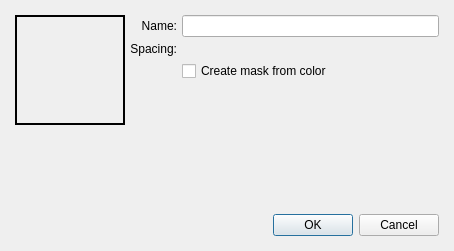
Old version of the form plugins/paintops/libpaintop/forms/wdgclipboardbrush.ui in the repository KDE/krita.
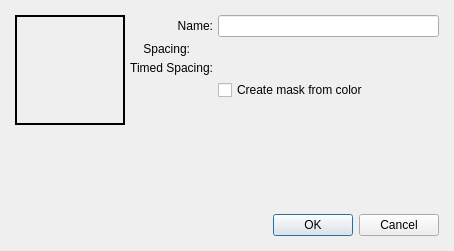
New version of the form. Custom widgets are drawn as their Qt base class.

Commit message: Adding widgets for timed spacing brush settings

The edit to the form file:
```diff
--- a/plugins/paintops/libpaintop/forms/wdgclipboardbrush.ui
+++ b/plugins/paintops/libpaintop/forms/wdgclipboardbrush.ui
@@ -78,6 +78,13 @@
     <layout class="QVBoxLayout" name="verticalLayout_2">
      <item>
       <layout class="QGridLayout" name="gridLayout">
+       <item row="3" column="1">
+        <widget class="QCheckBox" name="colorAsmask">
+         <property name="text">
+          <string>Create mask from color</string>
+         </property>
+        </widget>
+       </item>
        <item row="0" column="1">
         <widget class="QLineEdit" name="nameEdit"/>
        </item>
@@ -110,12 +117,18 @@
          </property>
         </widget>
        </item>
+       <item row="2" column="0">
+        <widget class="QLabel" name="timedSpacingLbl">
+         <property name="text">
+          <string>Timed Spacing:</string>
+         </property>
+         <property name="alignment">
+          <set>Qt::AlignRight|Qt::AlignTrailing|Qt::AlignVCenter</set>
+         </property>
+        </widget>
+       </item>
        <item row="2" column="1">
-        <widget class="QCheckBox" name="colorAsmask">
-         <property name="text">
-          <string>Create mask from color</string>
-         </property>
-        </widget>
+        <widget class="KisTimedSpacingSelectionWidget" name="timedSpacingWidget" native="true"/>
        </item>
       </layout>
      </item>
@@ -170,6 +183,12 @@
    <header>kis_spacing_selection_widget.h</header>
    <container>1</container>
   </customwidget>
+  <customwidget>
+   <class>KisTimedSpacingSelectionWidget</class>
+   <extends>QWidget</extends>
+   <header>kis_timed_spacing_selection_widget.h</header>
+   <container>1</container>
+  </customwidget>
  </customwidgets>
  <resources/>
  <connections>
```
Left out of the diff: 6 changed lines with no effect on the pictures. The commit also changes 7 other files.
